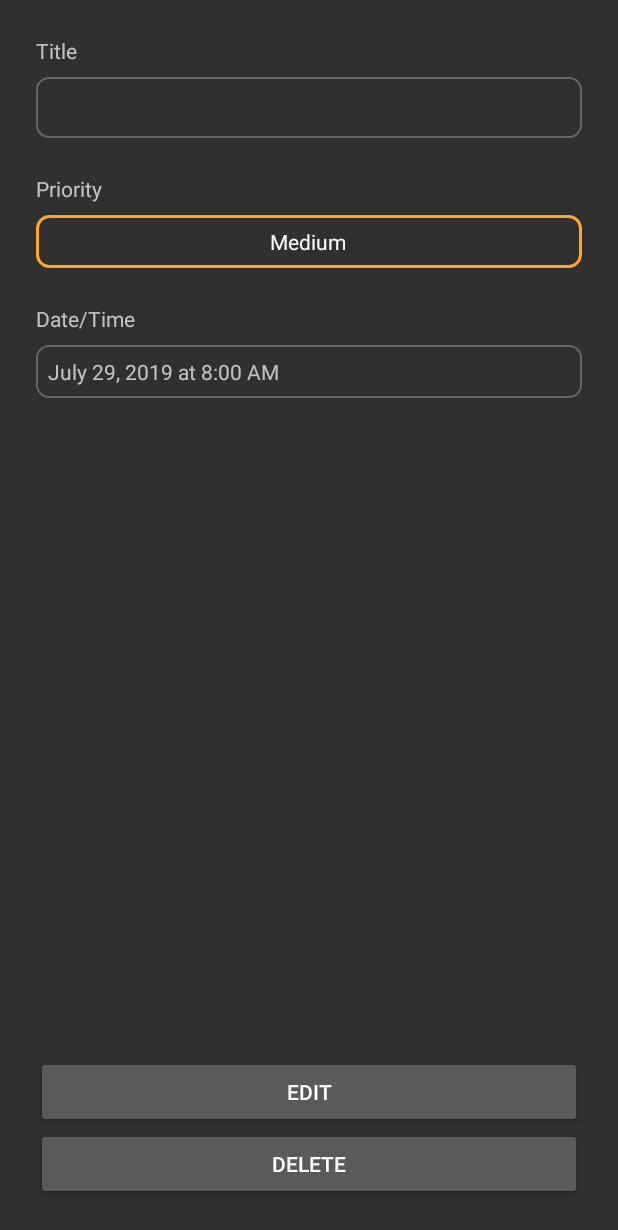
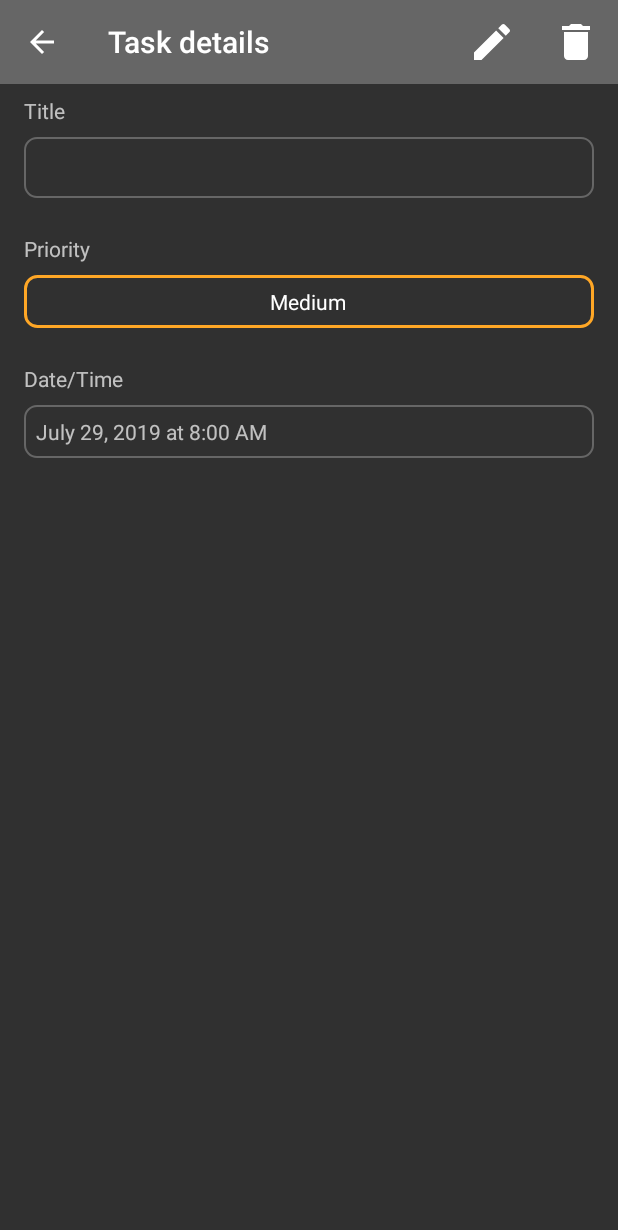
Before and after one commit to natanao1995/DoitTestTask, an Android app: the TaskDetailsActivity screen opened directly, with no data from a screen before it, on a phone screen of 412 x 824 dp. Shown: the top 1230 px of the screen. Run offline under Robolectric (Android 15) with nearby library versions, the phone set to English and light mode, and no system bars; libraries missing offline, so code that uses them is left out: com.pd.chocobar; 1 statement that could not run was skipped.

Commit message:
Add toolbar on details

```diff
--- a/app/src/main/java/com/example/doittesttask/feature/taskdetails/TaskDetailsActivity.kt
+++ b/app/src/main/java/com/example/doittesttask/feature/taskdetails/TaskDetailsActivity.kt
@@ -66,16 +66,16 @@ class TaskDetailsActivity : BaseActivity() {
     }
 
     private fun setupUi() {
-        buttonEdit.setOnClickListener {
-            viewModel.changeMode(TaskDetailsViewModel.DetailsMode.EDIT)
+        toolbar.navigationIcon = getDrawable(R.drawable.ic_arrow_back)
+        toolbar.setNavigationOnClickListener {
+            onBackPressed()
         }
 
-        editTextTitle.doAfterTextChanged {
-            textErrorEmptyTitle.visibility = if (it.isNullOrBlank()) View.VISIBLE else View.GONE
-        }
-
-        buttonSave.setOnClickListener {
-            viewModel.updateTask(
+        toolbar.setOnMenuItemClickListener {
+            when (it.itemId) {
+                R.id.menuDelete -> viewModel.deleteTask()
+                R.id.menuEdit -> viewModel.changeMode(TaskDetailsViewModel.DetailsMode.EDIT)
+                R.id.menuSave -> viewModel.updateTask(
                     editTextTitle.text.toString(),
                     when (radioGroupPriority.checkedRadioButtonId) {
                         R.id.radioLow -> Priority.LOW
@@ -85,9 +85,11 @@ class TaskDetailsActivity : BaseActivity() {
                     }
                 )
             }
+            return@setOnMenuItemClickListener true
+        }
 
-        buttonDelete.setOnClickListener {
-            viewModel.deleteTask()
+        editTextTitle.doAfterTextChanged {
+            textErrorEmptyTitle.visibility = if (it.isNullOrBlank()) View.VISIBLE else View.GONE
         }
     }
 
@@ -147,8 +149,8 @@ class TaskDetailsActivity : BaseActivity() {
                 editTextTitle.isEnabled = false
                 hideKeyboard()
                 editTextTitle.clearFocus()
-                buttonEdit.visibility = View.VISIBLE
-                buttonSave.visibility = View.GONE
+                toolbar.menu?.findItem(R.id.menuEdit)?.isVisible = true
+                toolbar.menu?.findItem(R.id.menuSave)?.isVisible = false
             }
             TaskDetailsViewModel.DetailsMode.EDIT -> {
                 radioLow.visibility = View.VISIBLE
@@ -160,8 +162,8 @@ class TaskDetailsActivity : BaseActivity() {
                 editTextTitle.isEnabled = true
                 editTextTitle.requestFocus()
                 editTextTitle.setSelection(editTextTitle.length())
-                buttonEdit.visibility = View.GONE
-                buttonSave.visibility = View.VISIBLE
+                toolbar.menu?.findItem(R.id.menuEdit)?.isVisible = false
+                toolbar.menu?.findItem(R.id.menuSave)?.isVisible = true
             }
         }
     }
--- /dev/null
+++ b/app/src/main/res/drawable/ic_arrow_back.xml
@@ -0,0 +1,11 @@
+<vector android:autoMirrored="true"
+        android:height="24dp"
+        android:tint="#FFFFFF"
+        android:viewportHeight="24.0"
+        android:viewportWidth="24.0"
+        android:width="24dp"
+        xmlns:android="http://schemas.android.com/apk/res/android">
+    <path
+            android:fillColor="#FF000000"
+            android:pathData="M20,11H7.83l5.59,-5.59L12,4l-8,8 8,8 1.41,-1.41L7.83,13H20v-2z"/>
+</vector>
--- /dev/null
+++ b/app/src/main/res/drawable/ic_delete.xml
@@ -0,0 +1,10 @@
+<vector xmlns:android="http://schemas.android.com/apk/res/android"
+        android:height="40dp"
+        android:tint="#FFFFFF"
+        android:viewportHeight="24.0"
+        android:viewportWidth="24.0"
+        android:width="40dp">
+    <path
+            android:fillColor="#FF000000"
+            android:pathData="M6,19c0,1.1 0.9,2 2,2h8c1.1,0 2,-0.9 2,-2V7H6v12zM19,4h-3.5l-1,-1h-5l-1,1H5v2h14V4z"/>
+</vector>
--- /dev/null
+++ b/app/src/main/res/drawable/ic_edit.xml
@@ -0,0 +1,11 @@
+<vector xmlns:android="http://schemas.android.com/apk/res/android"
+        android:autoMirrored="true"
+        android:height="40dp"
+        android:tint="#FFFFFF"
+        android:viewportHeight="24.0"
+        android:viewportWidth="24.0"
+        android:width="40dp">
+    <path
+            android:fillColor="#FF000000"
+            android:pathData="M3,17.25V21h3.75L17.81,9.94l-3.75,-3.75L3,17.25zM20.71,7.04c0.39,-0.39 0.39,-1.02 0,-1.41l-2.34,-2.34c-0.39,-0.39 -1.02,-0.39 -1.41,0l-1.83,1.83 3.75,3.75 1.83,-1.83z"/>
+</vector>
--- /dev/null
+++ b/app/src/main/res/drawable/ic_save.xml
@@ -0,0 +1,11 @@
+<vector xmlns:android="http://schemas.android.com/apk/res/android"
+        android:autoMirrored="true"
+        android:height="40dp"
+        android:tint="#FFFFFF"
+        android:viewportHeight="24.0"
+        android:viewportWidth="24.0"
+        android:width="40dp">
+    <path
+            android:fillColor="#FF000000"
+            android:pathData="M17,3L5,3c-1.11,0 -2,0.9 -2,2v14c0,1.1 0.89,2 2,2h14c1.1,0 2,-0.9 2,-2L21,7l-4,-4zM12,19c-1.66,0 -3,-1.34 -3,-3s1.34,-3 3,-3 3,1.34 3,3 -1.34,3 -3,3zM15,9L5,9L5,5h10v4z"/>
+</vector>
--- a/app/src/main/res/layout/activity_task_details.xml
+++ b/app/src/main/res/layout/activity_task_details.xml
@@ -7,6 +7,17 @@
         android:layout_height="match_parent"
         tools:ignore="Autofill,TextFields">
 
+    <androidx.appcompat.widget.Toolbar
+            android:id="@+id/toolbar"
+            android:layout_width="0dp"
+            android:layout_height="@dimen/toolbarHeight"
+            android:background="@color/colorGray"
+            app:menu="@menu/edit_menu"
+            app:title="@string/detailsToolbar"
+            app:layout_constraintTop_toTopOf="parent"
+            app:layout_constraintLeft_toLeftOf="parent"
+            app:layout_constraintRight_toRightOf="parent"/>
+
     <androidx.constraintlayout.widget.Guideline
             android:id="@+id/guidelineLeft"
             android:layout_width="0dp"
@@ -14,7 +25,7 @@
             android:orientation="vertical"
             app:layout_constraintLeft_toLeftOf="parent"
             app:layout_constraintRight_toRightOf="parent"
-            app:layout_constraintGuide_begin="24dp"/>
+            app:layout_constraintGuide_begin="16dp"/>
 
     <androidx.constraintlayout.widget.Guideline
             android:id="@+id/guidelineRight"
@@ -23,25 +34,7 @@
             android:orientation="vertical"
             app:layout_constraintLeft_toLeftOf="parent"
             app:layout_constraintRight_toRightOf="parent"
-            app:layout_constraintGuide_end="24dp"/>
-
-    <androidx.constraintlayout.widget.Guideline
-            android:id="@+id/guidelineTop"
-            android:layout_width="wrap_content"
-            android:layout_height="wrap_content"
-            android:orientation="horizontal"
-            app:layout_constraintLeft_toLeftOf="parent"
-            app:layout_constraintRight_toRightOf="parent"
-            app:layout_constraintGuide_begin="24dp"/>
-
-    <androidx.constraintlayout.widget.Guideline
-            android:id="@+id/guidelineBottom"
-            android:layout_width="wrap_content"
-            android:layout_height="wrap_content"
-            android:orientation="horizontal"
-            app:layout_constraintLeft_toLeftOf="parent"
-            app:layout_constraintRight_toRightOf="parent"
-            app:layout_constraintGuide_end="24dp"/>
+            app:layout_constraintGuide_end="16dp"/>
 
     <TextView
             android:id="@+id/textTitle"
@@ -49,7 +42,8 @@
             android:layout_height="wrap_content"
             android:text="@string/addTaskTitle"
             android:labelFor="@id/editTextTitle"
-            app:layout_constraintTop_toTopOf="@id/guidelineTop"
+            android:layout_marginTop="8dp"
+            app:layout_constraintTop_toBottomOf="@id/toolbar"
             app:layout_constraintLeft_toLeftOf="@id/guidelineLeft"
             app:layout_constraintRight_toRightOf="@id/guidelineRight"/>
 
@@ -200,32 +194,4 @@
             tools:visibility="visible"
             app:layout_constraintRight_toRightOf="@id/textDateTime"
             app:layout_constraintTop_toBottomOf="@id/textDateTime"/>
-
-    <Button
-            android:id="@+id/buttonSave"
-            android:layout_width="0dp"
-            android:layout_height="wrap_content"
-            android:text="@string/taskDetailsSave"
-            android:visibility="gone"
-            app:layout_constraintLeft_toLeftOf="@id/guidelineLeft"
-            app:layout_constraintRight_toRightOf="@id/guidelineRight"
-            app:layout_constraintBottom_toTopOf="@id/buttonDelete"/>
-
-    <Button
-            android:id="@+id/buttonEdit"
-            android:layout_width="0dp"
-            android:layout_height="wrap_content"
-            android:text="@string/taskDetailsEdit"
-            app:layout_constraintLeft_toLeftOf="@id/guidelineLeft"
-            app:layout_constraintRight_toRightOf="@id/guidelineRight"
-            app:layout_constraintBottom_toTopOf="@id/buttonDelete"/>
-
-    <Button
-            android:id="@+id/buttonDelete"
-            android:layout_width="0dp"
-            android:layout_height="wrap_content"
-            android:text="@string/taskDetailsDelete"
-            app:layout_constraintLeft_toLeftOf="@id/guidelineLeft"
-            app:layout_constraintRight_toRightOf="@id/guidelineRight"
-            app:layout_constraintBottom_toBottomOf="@id/guidelineBottom"/>
 </androidx.constraintlayout.widget.ConstraintLayout>
--- a/app/src/main/res/layout/activity_tasks_list.xml
+++ b/app/src/main/res/layout/activity_tasks_list.xml
@@ -10,7 +10,7 @@
     <androidx.appcompat.widget.Toolbar
             android:id="@+id/toolbar"
             android:layout_width="0dp"
-            android:layout_height="56dp"
+            android:layout_height="@dimen/toolbarHeight"
             app:menu="@menu/main_menu"
             app:title="@string/app_name"
             android:background="@color/colorGray"
--- /dev/null
+++ b/app/src/main/res/menu/edit_menu.xml
@@ -0,0 +1,24 @@
+<?xml version="1.0" encoding="utf-8"?>
+<menu xmlns:android="http://schemas.android.com/apk/res/android"
+      xmlns:tools="http://schemas.android.com/tools"
+      xmlns:app="http://schemas.android.com/apk/res-auto"
+      tools:ignore="AlwaysShowAction">
+
+    <item
+            android:id="@+id/menuEdit"
+            android:icon="@drawable/ic_edit"
+            app:showAsAction="always"
+            android:title="@string/menuEdit"/>
+    <item
+            android:id="@+id/menuSave"
+            android:icon="@drawable/ic_save"
+            app:showAsAction="always"
+            android:title="@string/menuSave"
+            android:visible="false"
+            tools:visible="true"/>
+    <item
+            android:id="@+id/menuDelete"
+            android:icon="@drawable/ic_delete"
+            app:showAsAction="always"
+            android:title="@string/menuDelete"/>
+</menu>
--- /dev/null
+++ b/app/src/main/res/values/dimens.xml
@@ -0,0 +1,4 @@
+<?xml version="1.0" encoding="utf-8"?>
+<resources>
+    <dimen name="toolbarHeight">56dp</dimen>
+</resources>
--- a/app/src/main/res/values/strings.xml
+++ b/app/src/main/res/values/strings.xml
@@ -40,4 +40,8 @@
     <string name="menuSortByExpirationTime">By expiration time</string>
     <string name="menuSortDescending">Descending</string>
     <string name="menuLogOut">Log out</string>
+    <string name="menuSave">Save</string>
+    <string name="menuDelete">Delete</string>
+    <string name="menuEdit">Edit</string>
+    <string name="detailsToolbar">Task details</string>
 </resources>
```
Lines whose indentation alone changed are shown as unchanged.
